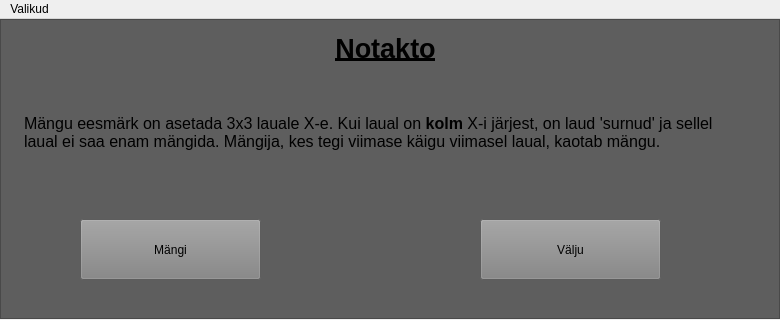
Old version of the form GUI/src/mainwindow.ui in the repository SanderSaska/C-Projekt.
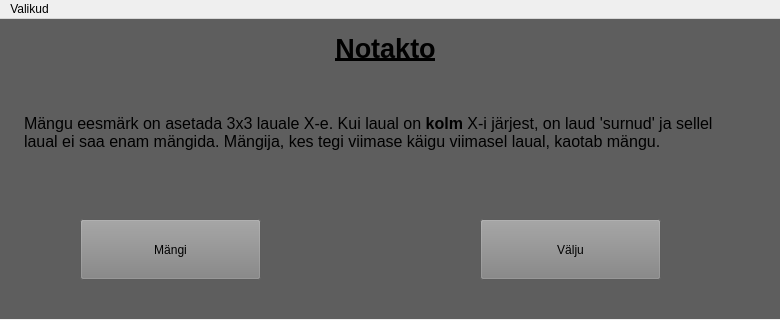
New version of the form.

Patch:
```diff
--- a/GUI/src/mainwindow.ui
+++ b/GUI/src/mainwindow.ui
@@ -17,7 +17,7 @@
    <property name="enabled">
     <bool>true</bool>
    </property>
-   <widget class="QFrame" name="frame">
+   <widget class="QWidget" name="widget" native="true">
     <property name="enabled">
      <bool>true</bool>
     </property>
@@ -35,12 +35,6 @@
     <property name="styleSheet">
      <string notr="true">background-color: rgb(94, 94, 94);</string>
     </property>
-    <property name="frameShape">
-     <enum>QFrame::StyledPanel</enum>
-    </property>
-    <property name="frameShadow">
-     <enum>QFrame::Raised</enum>
-    </property>
     <widget class="QTextBrowser" name="textBrowser">
      <property name="geometry">
       <rect>
```
